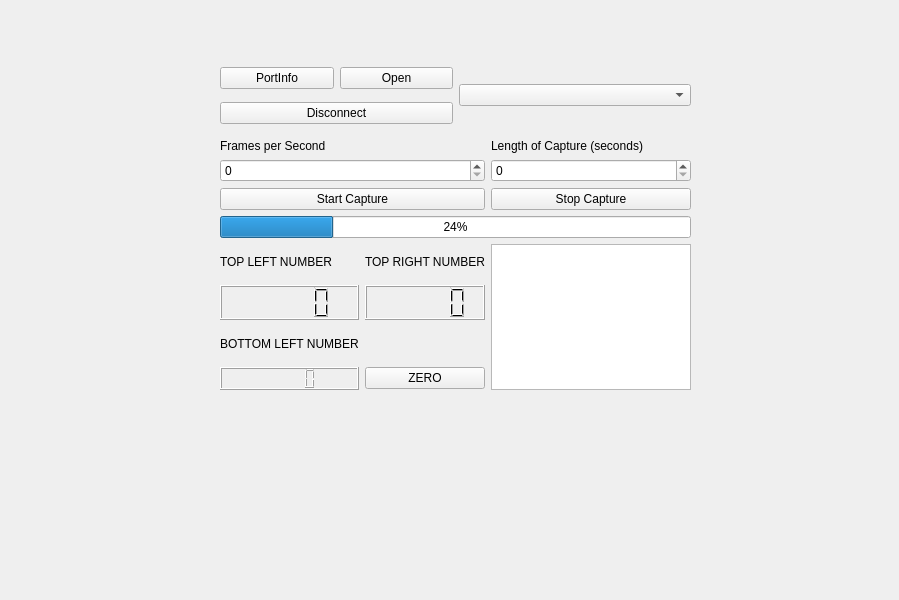
This is mainwindow.ui in bcharris9/Ultrasound-Lymphedema-GUI as Qt 5 draws it before an edit. The edited form follows.
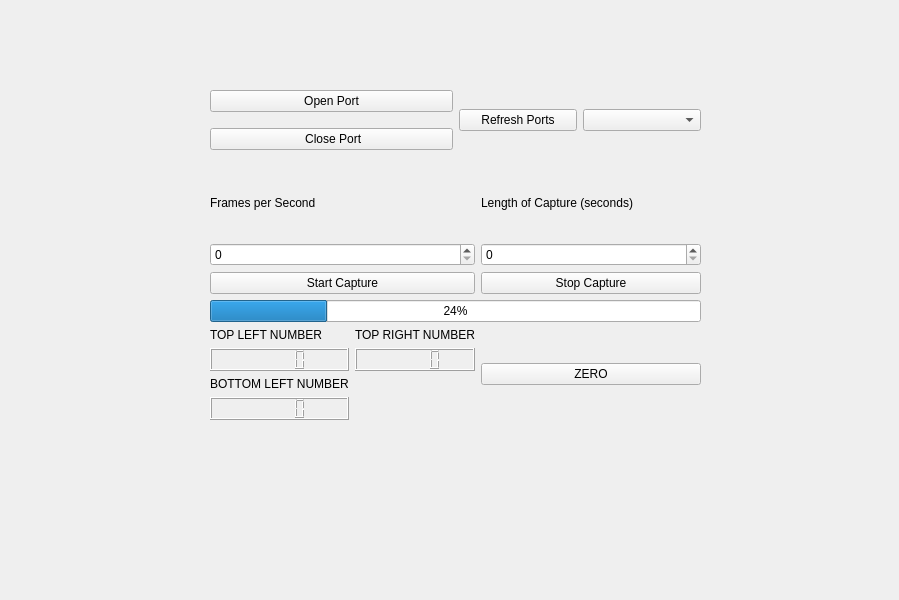
This is the edited form.

Commit message: display now takes the average over a set number of samples. fixed zero button. refreshing ports now works. close port button now functions. prevented issues where buttons would run their function twice. clean and commented code

```diff
--- a/mainwindow.ui
+++ b/mainwindow.ui
@@ -17,9 +17,9 @@
    <widget class="QWidget" name="verticalLayoutWidget">
     <property name="geometry">
      <rect>
-      <x>220</x>
-      <y>139</y>
-      <width>471</width>
+      <x>210</x>
+      <y>169</y>
+      <width>491</width>
       <height>251</height>
      </rect>
     </property>
@@ -38,13 +38,6 @@
            </property>
           </widget>
          </item>
-         <item row="3" column="1">
-          <widget class="QPushButton" name="btnZero">
-           <property name="text">
-            <string>ZERO</string>
-           </property>
-          </widget>
-         </item>
          <item row="0" column="0">
           <widget class="QLabel" name="topLeftNumLabel">
            <property name="text">
@@ -77,9 +70,6 @@
          </property>
         </widget>
        </item>
-       <item row="5" column="1">
-        <widget class="QListWidget" name="lstMessages"/>
-       </item>
        <item row="1" column="1">
         <widget class="QSpinBox" name="captureLengthSeconds">
          <property name="minimumSize">
@@ -118,6 +108,13 @@
          </property>
         </widget>
        </item>
+       <item row="5" column="1">
+        <widget class="QPushButton" name="btnZero">
+         <property name="text">
+          <string>ZERO</string>
+         </property>
+        </widget>
+       </item>
       </layout>
      </item>
     </layout>
@@ -125,28 +122,21 @@
    <widget class="QWidget" name="horizontalLayoutWidget">
     <property name="geometry">
      <rect>
-      <x>220</x>
-      <y>60</y>
-      <width>471</width>
-      <height>71</height>
+      <x>210</x>
+      <y>80</y>
+      <width>491</width>
+      <height>81</height>
      </rect>
     </property>
-    <layout class="QHBoxLayout" name="horizontalLayout">
+    <layout class="QHBoxLayout" name="horizontalLayout_3">
      <item>
       <layout class="QVBoxLayout" name="verticalLayout_2">
        <item>
         <layout class="QHBoxLayout" name="horizontalLayout_2">
-         <item>
-          <widget class="QPushButton" name="PortInfo">
-           <property name="text">
-            <string>PortInfo</string>
-           </property>
-          </widget>
-         </item>
          <item>
           <widget class="QPushButton" name="btnOpenPort">
            <property name="text">
-            <string>Open</string>
+            <string>Open Port</string>
            </property>
           </widget>
          </item>
@@ -155,14 +145,25 @@
        <item>
         <widget class="QPushButton" name="pushButton_2">
          <property name="text">
-          <string>Disconnect</string>
+          <string> Close Port</string>
          </property>
         </widget>
        </item>
       </layout>
      </item>
      <item>
-      <widget class="QComboBox" name="comboPorts"/>
+      <layout class="QHBoxLayout" name="horizontalLayout">
+       <item>
+        <widget class="QPushButton" name="btnRefreshPorts">
+         <property name="text">
+          <string>Refresh Ports</string>
+         </property>
+        </widget>
+       </item>
+       <item>
+        <widget class="QComboBox" name="comboPorts"/>
+       </item>
+      </layout>
      </item>
     </layout>
    </widget>
```
Left out of the diff: 4 changed lines with no effect on the pictures. The commit also changes 2 other files.
